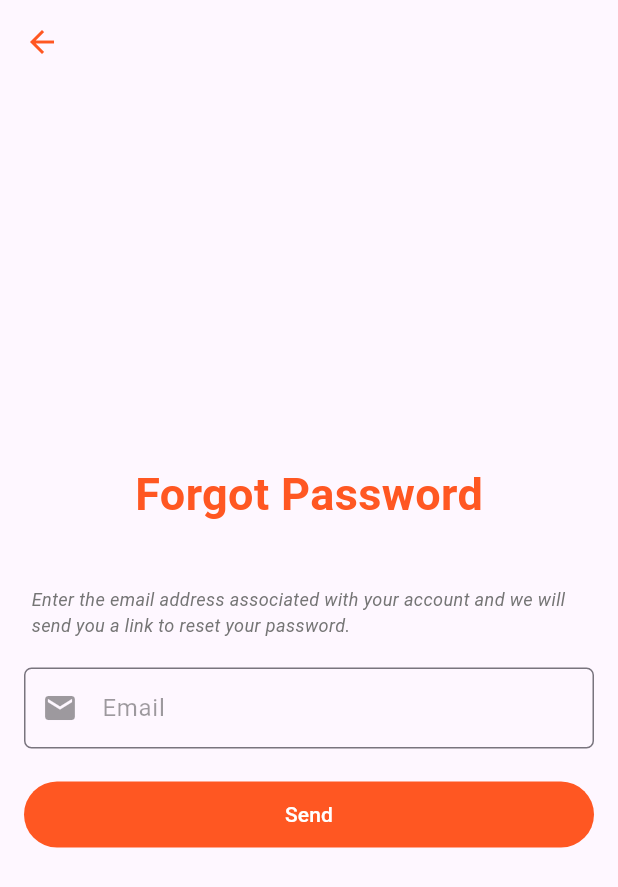
After one commit to OneFamous/mobileproject, a Flutter app: the screen it shows after launch, after a tap on "Forgot Password", on a phone screen of 412 x 824 dp. The commit adds this screen. Shown: the top 887 px of the screen. Run offline on Flutter 3.47's test engine with Material 3 defaults, Android fonts, the phone set to English and light mode, and no system bars; our stand-ins replace cloud_firestore, firebase_auth, firebase_core, get, google_fonts, lottie; accounts and stored records are empty.

Commit message:
Added 'Forgot Password' functionality to the authentication process

```diff
--- a/lib/controllers/auth/login_controller.dart
+++ b/lib/controllers/auth/login_controller.dart
@@ -41,6 +41,7 @@ class LoginController {
       return 'An unexpected error occurred.';
     }
   }
+
   Future<User?> getCurrentUser() async {
     User? currentUser = _auth.currentUser;
     if (currentUser != null) {
@@ -53,6 +54,25 @@ class LoginController {
       return null;
     }
   }
+
+  Future<String?> resetPassword(String email) async {
+    try {
+      // E-posta adresiyle ilişkilendirilmiş hesaplar
+      List<String> signInMethods = await _auth.fetchSignInMethodsForEmail(email);
+
+      if (signInMethods.isNotEmpty) {
+        await _auth.sendPasswordResetEmail(email: email);
+        return null; // Şifre sıfırlama başarılı
+      } else {
+        return 'No user found with this email address.';
+      }
+    } on FirebaseAuthException catch (e) {
+      return e.message;
+    } catch (e) {
+      return 'An unexpected error occurred.';
+    }
+  }
+
   Future<String?> logout() async {
     try {
       await FirebaseAuth.instance.signOut();
--- /dev/null
+++ b/lib/screens/auth/forgot_password_page.dart
@@ -0,0 +1,155 @@
+import 'dart:io';
+
+import 'package:flutter/material.dart';
+import '../../controllers/auth/login_controller.dart';
+import 'login_page.dart';
+
+class ForgotPasswordPage extends StatefulWidget {
+  const ForgotPasswordPage({super.key});
+
+  @override
+  _ForgotPasswordPageState createState() => _ForgotPasswordPageState();
+}
+
+class _ForgotPasswordPageState extends State<ForgotPasswordPage> {
+  final LoginController _loginController = LoginController();
+  final TextEditingController _emailController = TextEditingController();
+  String? _errorMessage;
+
+  @override
+  void dispose() {
+    _emailController.dispose();
+    super.dispose();
+  }
+
+  @override
+  Widget build(BuildContext context) {
+    return WillPopScope(
+      onWillPop: () async {
+        // Geri tuşuna basıldığında uygulamadan çıkış yap
+        return await showDialog(
+          context: context,
+          builder: (context) => AlertDialog(
+            title: const Text('Log out of the application'),
+            content: const Text('Are you sure you want to log out of the application?'),
+            actions: [
+              TextButton(
+                onPressed: () => Navigator.pop(context, false),
+                child: const Text('No'),
+              ),
+              TextButton(
+                onPressed: () {
+                  // Uygulamadan çıkış yap
+                  exit(0);
+                },
+                child: const Text('Yes'),
+              ),
+            ],
+          ),
+        );
+      },
+      child: Scaffold(
+        appBar: AppBar(
+          backgroundColor: Colors.transparent,
+          elevation: 0,
+          leading: IconButton(
+            icon: const Icon(Icons.arrow_back , color: Colors.deepOrange),
+            onPressed: () => Navigator.pushReplacement(
+              context,
+              MaterialPageRoute(
+                builder: (context) => const LoginPage(),
+              ),
+            ),
+          ),
+        ),
+        body: Padding(
+          padding: const EdgeInsets.all(16.0),
+          child: Column(
+            mainAxisAlignment: MainAxisAlignment.center,
+            children: [
+              Container(
+                margin: const EdgeInsets.only(bottom: 40.0),
+                child:
+                    Text(
+                    'Forgot Password',
+                    style: TextStyle(fontSize: 30.0, fontWeight: FontWeight.bold ,color: Colors.deepOrange),
+                  ),
+              ),
+              Container(
+                margin: const EdgeInsets.only(bottom: 20.0 ,left: 5,right: 5),
+                child: Text(
+                  'Enter the email address associated with your account and we will send you a link to reset your password.',
+                  style: TextStyle(fontSize: 12.0, fontStyle: FontStyle.italic , color: Colors.grey[600]),
+                ),
+              ),
+              TextField(
+                controller: _emailController,
+                decoration: InputDecoration(
+                  labelText: 'Email',
+                  labelStyle: const TextStyle(color: Colors.black38),
+                  border: OutlineInputBorder(
+                    borderRadius: BorderRadius.circular(5.0), // Yuvarlaklık değeri
+                    borderSide: const BorderSide(color: Colors.deepOrange),
+                  ),
+                  focusedBorder: OutlineInputBorder(
+                    borderRadius: BorderRadius.circular(5.0),
+                    borderSide: const BorderSide(color: Colors.deepOrange),
+                  ),
+                  contentPadding: const EdgeInsets.symmetric(
+                    vertical: 15,
+                    horizontal: 10,
+                  ),
+                  prefixIcon: const Icon(Icons.email ,color: Colors.black38),
+                ),
+              ),
+              const SizedBox(height: 10),
+              if (_errorMessage != null)
+                Text(
+                  _errorMessage!,
+                  style: const TextStyle(color: Colors.red),
+                ),
+              const SizedBox(height: 10),
+              TextButton(
+                onPressed: () async {
+                  String email = _emailController.text.trim();
+                  String? response = await _loginController.resetPassword(email);
+                  if(response == null){
+
+                    // Şifre sıfırlama e-postası gönderildiğinde kullanıcıyı bilgilendir.
+                    ScaffoldMessenger.of(context).showSnackBar(
+                      const SnackBar(
+                        content: Text('A password reset email has been sent.'),
+                      ),
+                    );
+                  } else {
+                    // Hata durumunda kullanıcıyı bilgilendir.
+                    ScaffoldMessenger.of(context).showSnackBar(
+                      SnackBar(
+                        content: Text('$response'),
+                      ),
+                    );
+                  }
+                },
+                style: ElevatedButton.styleFrom(
+                  minimumSize: const Size(double.infinity, 44),
+                  padding: const EdgeInsets.symmetric(vertical: 10),
+                  backgroundColor: Colors.deepOrange,
+                  shape: RoundedRectangleBorder(
+                    borderRadius: BorderRadius.circular(30.0),
+                  ),
+                ),
+                child: const Text('Send' ,style: TextStyle(color: Colors.white),),
+              ),
+              if (_errorMessage != null)
+                Text(
+                  _errorMessage!,
+                  style: const TextStyle(color: Colors.red),
+                ),
+              const SizedBox(height: 5),
+            ],
+          ),
+        ),
+      ),
+    );
+  }
+}
--- a/lib/screens/auth/login_page.dart
+++ b/lib/screens/auth/login_page.dart
@@ -1,6 +1,7 @@
 import 'dart:io';
 
 import 'package:flutter/material.dart';
+import 'package:mobileproject/screens/auth/forgot_password_page.dart';
 import '../../controllers/auth/login_controller.dart';
 import 'package:mobileproject/main.dart';
 import 'package:mobileproject/screens/auth/register_page.dart';
@@ -33,19 +34,19 @@ class _LoginPageState extends State<LoginPage> {
         return await showDialog(
           context: context,
           builder: (context) => AlertDialog(
-            title: const Text('Uygulamadan Çıkış Yap'),
-            content: const Text('Uygulamadan çıkış yapmak istediğinize emin misiniz?'),
+            title: const Text('Log out of the application?'),
+            content: const Text('Are you sure you want to log out of the application?'),
             actions: [
               TextButton(
                 onPressed: () => Navigator.pop(context, false),
-                child: const Text('Hayır'),
+                child: const Text('No'),
               ),
               TextButton(
                 onPressed: () {
                   // Uygulamadan çıkış yap
                   exit(0);
                 },
-                child: const Text('Evet'),
+                child: const Text('Yes'),
               ),
             ],
           ),
@@ -100,7 +101,28 @@ class _LoginPageState extends State<LoginPage> {
                 ),
                 obscureText: true,
               ),
-              const SizedBox(height: 10),
+              TextButton(
+                onPressed: () {
+                  Navigator.pushReplacement(
+                    context,
+                    MaterialPageRoute(
+                      builder: (context) => const ForgotPasswordPage(),
+                    ),
+                  );
+                },
+                child:Container(
+                  alignment: Alignment.centerLeft, // Butonu sola hizala
+                  child: const Text(
+                    "Forgot Password",
+                    style: TextStyle(
+                      fontStyle: FontStyle.italic,
+                      fontSize: 14,
+                      color: Colors.deepOrange,
+                    ),
+                    textAlign: TextAlign.left, // Metni sola hizala (opsiyonel, eğer metni sola hizalı istiyorsanız)
+                  ),
+                ),
+              ),
               if (_errorMessage != null)
                 Text(
                   _errorMessage!,
--- a/lib/screens/auth/register_page.dart
+++ b/lib/screens/auth/register_page.dart
@@ -43,19 +43,19 @@ class _RegisterPageState extends State<RegisterPage> {
           return await showDialog(
             context: context,
             builder: (context) => AlertDialog(
-              title: const Text('Uygulamadan Çıkış Yap'),
-              content: const Text('Uygulamadan çıkış yapmak istediğinize emin misiniz?'),
+              title: const Text('Log out of the application?'),
+              content: const Text('Are you sure you want to log out of the application?'),
             actions: [
               TextButton(
                 onPressed: () => Navigator.pop(context, false),
-                  child: const Text('Hayır'),
+                child: const Text('No'),
               ),
               TextButton(
                 onPressed: () {
                   // Uygulamadan çıkış yap
                   exit(0);
                 },
-                  child: const Text('Evet'),
+                child: const Text('Yes'),
               ),
               ],
             ),
```
Lines whose indentation alone changed are shown as unchanged.
